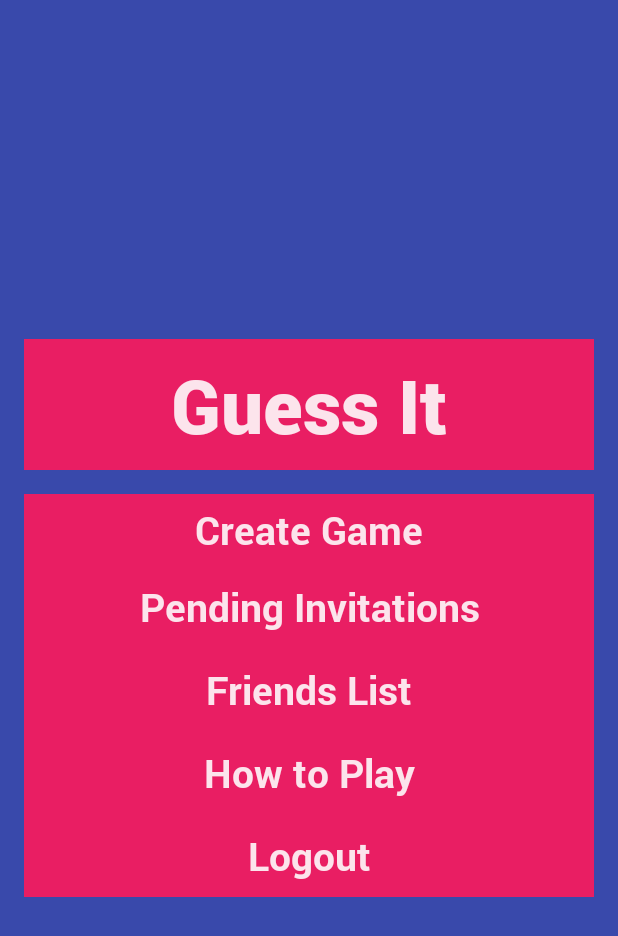
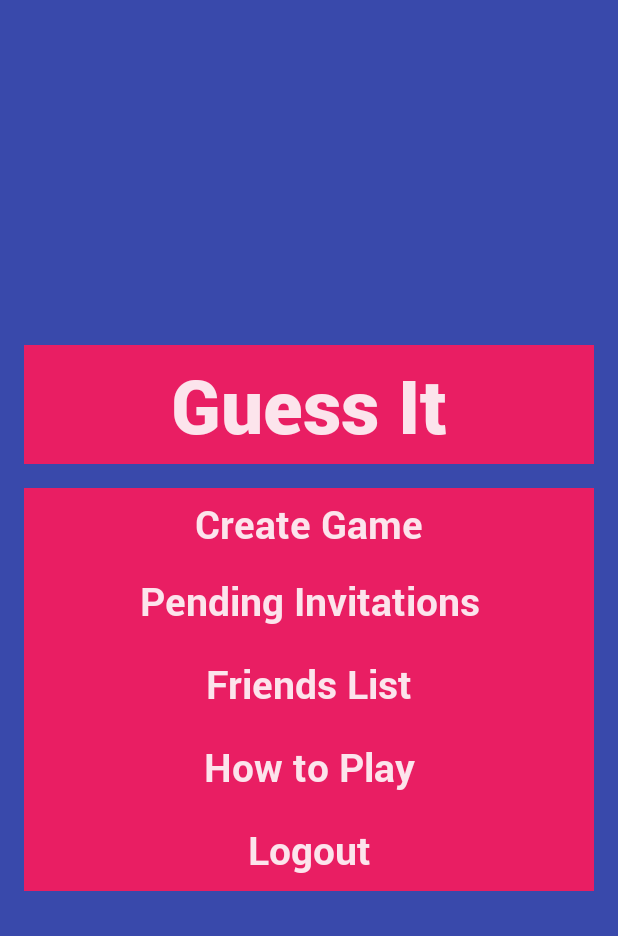
Before and after one commit to mdevoto/GuessIt, an Android app: the MainMenuActivity screen opened directly, with no data from a screen before it, on a phone screen of 412 x 824 dp. Shown: the top 936 px of the screen. Run offline under Robolectric (Android 15) with nearby library versions, the phone set to English and light mode, and no system bars; libraries missing offline, so code that uses them is left out: com.facebook, com.facebook.appevents; 1 statement that could not run was skipped.

```diff
--- a/app/src/main/res/layout/activity_main_menu.xml
+++ b/app/src/main/res/layout/activity_main_menu.xml
@@ -17,13 +17,12 @@
             android:layout_width="match_parent"
             android:layout_height="wrap_content"
             android:text="Guess It"
-            style="@style/default_text_style"
+            style="@style/default_text_style_menu_item"
             app:font="Roboto-Black.ttf"
             android:layout_gravity="top"
             android:gravity="center"
             android:layout_marginBottom="16dp"
             android:textSize="50dp"
-            android:textColor="@color/white_main"
             android:clickable="false"/>
 
         <com.deevs.guessit.views.TypefaceTextView
@@ -35,7 +34,6 @@
             android:layout_gravity="center"
             android:gravity="center"
             android:textSize="26dp"
-            android:textColor="@color/white_main"
             style="@style/default_text_style_menu_item"/>
 
         <com.deevs.guessit.views.TypefaceTextView
```
Also changed, not shown: app/src/main/java/com/deevs/guessit/activities/FacebookLoginActivity.java (+37 -23 lines).
